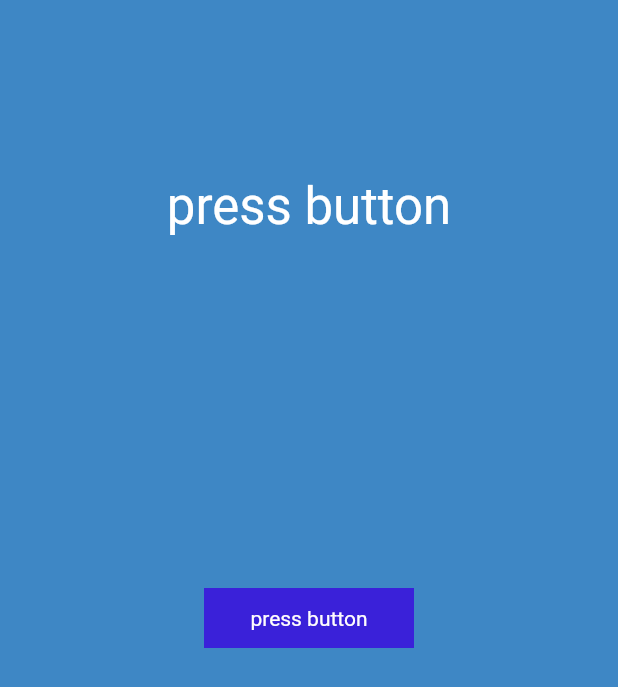
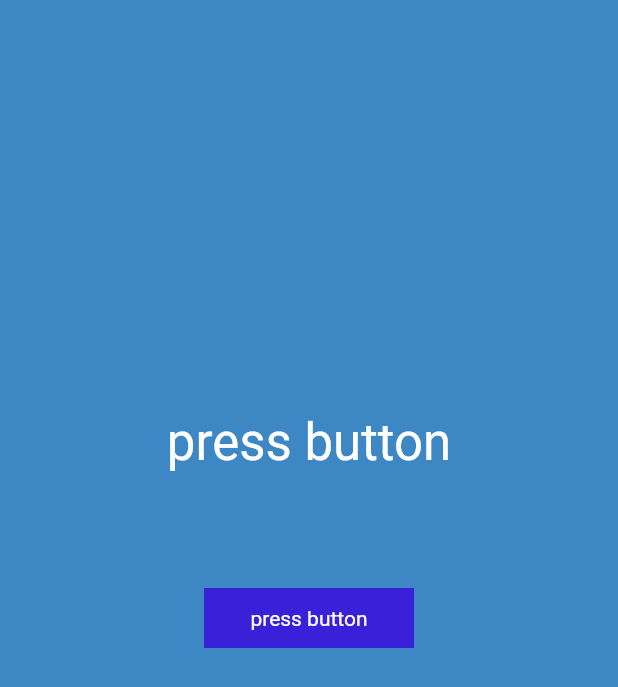
Before and after one commit to ItzRitz404/practice, a Flutter app: the screen it shows after launch, on a phone screen of 412 x 824 dp. Shown: the top 687 px of the screen. Run offline on Flutter 3.47's test engine with Material 2 defaults, Android fonts, the phone set to English and light mode, and no system bars.

Commit message:
fixed stuff

```diff
--- a/lib/main.dart
+++ b/lib/main.dart
@@ -47,7 +47,7 @@ class MyFlutterState extends State<MyFlutterApp>{
   Widget build(BuildContext context) {
     return Scaffold(
      //Flutter UI Widgets go here
-      backgroundColor: Color(0xff3e87c5),
+      backgroundColor: const Color(0xff3e87c5),
       body: Align(
         alignment: Alignment.center,
         child: SizedBox(
@@ -80,12 +80,12 @@ class MyFlutterState extends State<MyFlutterApp>{
                 ),
               ),
               Align(
-                alignment: Alignment(0.0, -0.7),
+                alignment: const Alignment(0.0, -0.3),
                 child: Text(
                   dynamic_text,
                   textAlign: TextAlign.center,
                   overflow: TextOverflow.clip,
-                  style: const TextStyle(
+                  style: const  TextStyle(
                     fontWeight: FontWeight.w400,
                     fontStyle: FontStyle.normal,
                     fontSize: 34,
```
